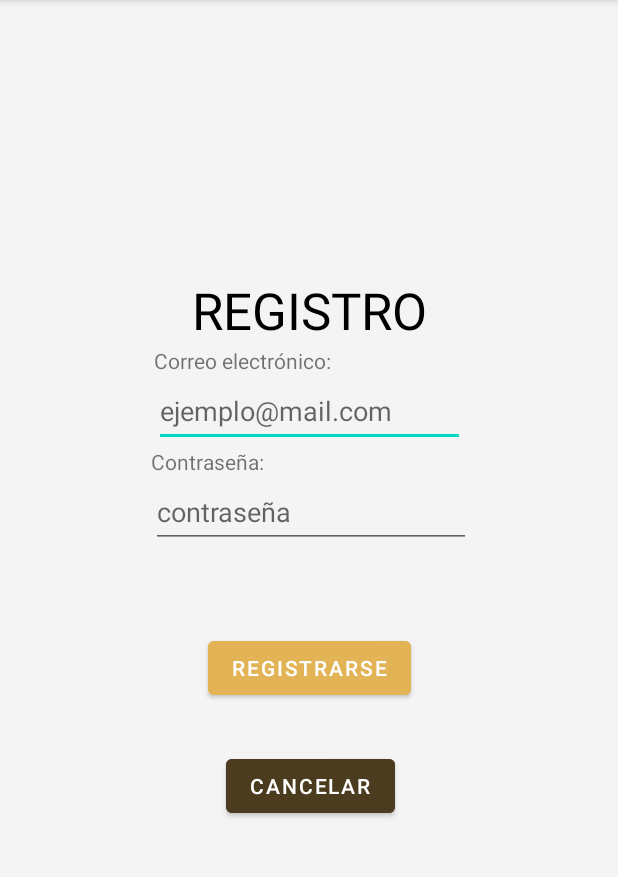
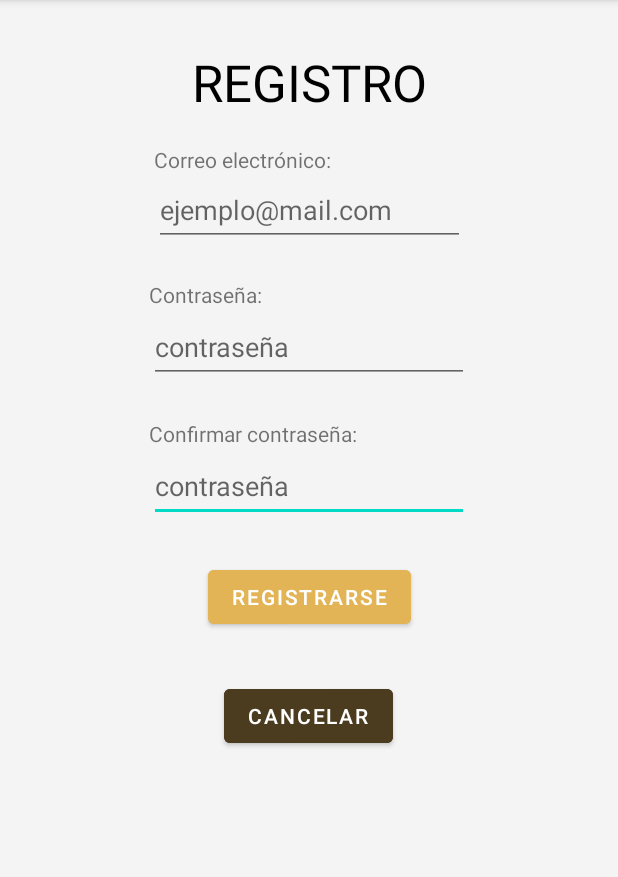
Before and after one commit to DarkPathUnderTheSun/My-Application, an Android app: the Registro screen opened directly, with no data from a screen before it, on a phone screen of 412 x 824 dp, the part 84-961 px from its top. Run offline under Robolectric (Android 15) with nearby library versions, the phone set to English and light mode, and no system bars; our stand-ins replace Volley.

```diff
--- a/app/src/main/AndroidManifest.xml
+++ b/app/src/main/AndroidManifest.xml
@@ -14,6 +14,12 @@
         android:supportsRtl="true"
         android:theme="@style/Theme.MyApplication"
         tools:targetApi="31">
+        <activity
+            android:name=".MenuAdmin"
+            android:exported="false" />
+        <activity
+            android:name=".MenuMostrador"
+            android:exported="false" />
         <activity
             android:name=".MenuPrincipal"
             android:exported="false" />
--- a/app/src/main/res/drawable/baseline_history.xml
+++ /dev/null
@@ -1,5 +0,0 @@
-<vector android:height="24dp" android:tint="#02F7FF"
-    android:viewportHeight="24" android:viewportWidth="24"
-    android:width="24dp" xmlns:android="http://schemas.android.com/apk/res/android">
-    <path android:fillColor="@android:color/white" android:pathData="M15.1,19.37l1,1.74c-0.96,0.44 -2.01,0.73 -3.1,0.84v-2.02C13.74,19.84 14.44,19.65 15.1,19.37zM4.07,13H2.05c0.11,1.1 0.4,2.14 0.84,3.1l1.74,-1C4.35,14.44 4.16,13.74 4.07,13zM15.1,4.63l1,-1.74C15.14,2.45 14.1,2.16 13,2.05v2.02C13.74,4.16 14.44,4.35 15.1,4.63zM19.93,11h2.02c-0.11,-1.1 -0.4,-2.14 -0.84,-3.1l-1.74,1C19.65,9.56 19.84,10.26 19.93,11zM8.9,19.37l-1,1.74c0.96,0.44 2.01,0.73 3.1,0.84v-2.02C10.26,19.84 9.56,19.65 8.9,19.37zM11,4.07V2.05c-1.1,0.11 -2.14,0.4 -3.1,0.84l1,1.74C9.56,4.35 10.26,4.16 11,4.07zM18.36,7.17l1.74,-1.01c-0.63,-0.87 -1.4,-1.64 -2.27,-2.27l-1.01,1.74C17.41,6.08 17.92,6.59 18.36,7.17zM4.63,8.9l-1.74,-1C2.45,8.86 2.16,9.9 2.05,11h2.02C4.16,10.26 4.35,9.56 4.63,8.9zM19.93,13c-0.09,0.74 -0.28,1.44 -0.56,2.1l1.74,1c0.44,-0.96 0.73,-2.01 0.84,-3.1H19.93zM16.83,18.36l1.01,1.74c0.87,-0.63 1.64,-1.4 2.27,-2.27l-1.74,-1.01C17.92,17.41 17.41,17.92 16.83,18.36zM7.17,5.64L6.17,3.89C5.29,4.53 4.53,5.29 3.9,6.17l1.74,1.01C6.08,6.59 6.59,6.08 7.17,5.64zM5.64,16.83L3.9,17.83c0.63,0.87 1.4,1.64 2.27,2.27l1.01,-1.74C6.59,17.92 6.08,17.41 5.64,16.83zM13,7h-2v5.41l4.29,4.29l1.41,-1.41L13,11.59V7z"/>
-</vector>
--- a/app/src/main/res/drawable/baseline_history_24.xml
+++ /dev/null
@@ -1,5 +0,0 @@
-<vector android:height="24dp" android:tint="#02C4FF"
-    android:viewportHeight="24" android:viewportWidth="24"
-    android:width="24dp" xmlns:android="http://schemas.android.com/apk/res/android">
-    <path android:fillColor="@android:color/white" android:pathData="M13,3c-4.97,0 -9,4.03 -9,9L1,12l3.89,3.89 0.07,0.14L9,12L6,12c0,-3.87 3.13,-7 7,-7s7,3.13 7,7 -3.13,7 -7,7c-1.93,0 -3.68,-0.79 -4.94,-2.06l-1.42,1.42C8.27,19.99 10.51,21 13,21c4.97,0 9,-4.03 9,-9s-4.03,-9 -9,-9zM12,8v5l4.28,2.54 0.72,-1.21 -3.5,-2.08L13.5,8L12,8z"/>
-</vector>
--- a/app/src/main/res/drawable/baseline_history_toggle_off_24.xml
+++ /dev/null
@@ -1,5 +0,0 @@
-<vector android:height="24dp" android:tint="#000000"
-    android:viewportHeight="24" android:viewportWidth="24"
-    android:width="24dp" xmlns:android="http://schemas.android.com/apk/res/android">
-    <path android:fillColor="@android:color/white" android:pathData="M15.1,19.37l1,1.74c-0.96,0.44 -2.01,0.73 -3.1,0.84v-2.02C13.74,19.84 14.44,19.65 15.1,19.37zM4.07,13H2.05c0.11,1.1 0.4,2.14 0.84,3.1l1.74,-1C4.35,14.44 4.16,13.74 4.07,13zM15.1,4.63l1,-1.74C15.14,2.45 14.1,2.16 13,2.05v2.02C13.74,4.16 14.44,4.35 15.1,4.63zM19.93,11h2.02c-0.11,-1.1 -0.4,-2.14 -0.84,-3.1l-1.74,1C19.65,9.56 19.84,10.26 19.93,11zM8.9,19.37l-1,1.74c0.96,0.44 2.01,0.73 3.1,0.84v-2.02C10.26,19.84 9.56,19.65 8.9,19.37zM11,4.07V2.05c-1.1,0.11 -2.14,0.4 -3.1,0.84l1,1.74C9.56,4.35 10.26,4.16 11,4.07zM18.36,7.17l1.74,-1.01c-0.63,-0.87 -1.4,-1.64 -2.27,-2.27l-1.01,1.74C17.41,6.08 17.92,6.59 18.36,7.17zM4.63,8.9l-1.74,-1C2.45,8.86 2.16,9.9 2.05,11h2.02C4.16,10.26 4.35,9.56 4.63,8.9zM19.93,13c-0.09,0.74 -0.28,1.44 -0.56,2.1l1.74,1c0.44,-0.96 0.73,-2.01 0.84,-3.1H19.93zM16.83,18.36l1.01,1.74c0.87,-0.63 1.64,-1.4 2.27,-2.27l-1.74,-1.01C17.92,17.41 17.41,17.92 16.83,18.36zM7.17,5.64L6.17,3.89C5.29,4.53 4.53,5.29 3.9,6.17l1.74,1.01C6.08,6.59 6.59,6.08 7.17,5.64zM5.64,16.83L3.9,17.83c0.63,0.87 1.4,1.64 2.27,2.27l1.01,-1.74C6.59,17.92 6.08,17.41 5.64,16.83zM13,7h-2v5.41l4.29,4.29l1.41,-1.41L13,11.59V7z"/>
-</vector>
--- a/app/src/main/res/layout/activity_registro.xml
+++ b/app/src/main/res/layout/activity_registro.xml
@@ -9,32 +9,28 @@
     android:backgroundTint="@color/fondo2_light"
     tools:context=".Registro">
 
-    <Button
-        android:id="@+id/register3"
+    <EditText
+        android:id="@+id/editTextTextPassword2"
         android:layout_width="wrap_content"
         android:layout_height="wrap_content"
-        android:layout_marginTop="500dp"
-        android:backgroundTint="@color/Color_atras"
-        android:text="cancelar"
+        android:layout_marginTop="300dp"
+        android:ems="10"
+        android:hint="contraseña"
+        android:inputType="textPassword"
+        android:minHeight="48dp"
         app:layout_constraintEnd_toEndOf="parent"
-        app:layout_constraintHorizontal_bias="0.503"
+        app:layout_constraintHorizontal_bias="0.5"
         app:layout_constraintStart_toStartOf="parent"
         app:layout_constraintTop_toTopOf="parent" />
 
     <TextView
-        android:id="@+id/textView4"
-        android:layout_width="179dp"
-        android:layout_height="47dp"
-        android:layout_marginTop="184dp"
-        android:layout_marginBottom="19dp"
-        android:text="REGISTRO"
-        android:textAlignment="center"
-        android:textColor="#000000"
-        android:textSize="34sp"
-        app:layout_constraintBottom_toTopOf="@+id/editTextTextEmailAddress"
-        app:layout_constraintEnd_toEndOf="parent"
-        app:layout_constraintStart_toStartOf="parent"
-        app:layout_constraintTop_toTopOf="parent" />
+        android:id="@+id/textView3"
+        android:layout_width="wrap_content"
+        android:layout_height="wrap_content"
+        android:layout_marginBottom="1dp"
+        android:text="Confirmar contraseña:"
+        app:layout_constraintBottom_toTopOf="@+id/editTextTextPassword2"
+        app:layout_constraintStart_toStartOf="@+id/editTextTextPassword2" />
 
     <androidx.constraintlayout.widget.Guideline
         android:id="@+id/guideline2"
@@ -47,40 +43,24 @@
         android:id="@+id/editTextTextEmailAddress"
         android:layout_width="207dp"
         android:layout_height="48dp"
-        android:layout_marginTop="250dp"
+        android:layout_marginTop="116dp"
         android:ems="10"
         android:hint="ejemplo@mail.com"
         android:inputType="textEmailAddress"
-        app:layout_constraintBottom_toTopOf="@+id/editTextTextPassword"
         app:layout_constraintEnd_toEndOf="parent"
+        app:layout_constraintHorizontal_bias="0.5"
         app:layout_constraintStart_toStartOf="parent"
-        app:layout_constraintTop_toTopOf="parent"
-        app:layout_constraintVertical_bias="0.0" />
+        app:layout_constraintTop_toTopOf="parent" />
 
     <EditText
         android:id="@+id/editTextTextPassword"
         android:layout_width="wrap_content"
         android:layout_height="wrap_content"
-        android:layout_marginTop="317dp"
-        android:layout_marginBottom="56dp"
+        android:layout_marginTop="207dp"
         android:ems="10"
         android:hint="contraseña"
         android:inputType="textPassword"
         android:minHeight="48dp"
-        app:layout_constraintBottom_toTopOf="@+id/register"
-        app:layout_constraintEnd_toEndOf="parent"
-        app:layout_constraintHorizontal_bias="0.507"
-        app:layout_constraintStart_toStartOf="parent"
-        app:layout_constraintTop_toTopOf="parent"
-        app:layout_constraintVertical_bias="1.0" />
-
-    <Button
-        android:id="@+id/register"
-        android:layout_width="wrap_content"
-        android:layout_height="wrap_content"
-        android:layout_marginTop="421dp"
-        android:backgroundTint="@color/Color_acepto"
-        android:text="REGISTRARSE"
         app:layout_constraintEnd_toEndOf="parent"
         app:layout_constraintHorizontal_bias="0.5"
         app:layout_constraintStart_toStartOf="parent"
@@ -98,8 +78,46 @@
         android:id="@+id/textView2"
         android:layout_width="wrap_content"
         android:layout_height="wrap_content"
+        android:layout_marginBottom="1dp"
         android:text="Contraseña:"
         app:layout_constraintBottom_toTopOf="@+id/editTextTextPassword"
         app:layout_constraintStart_toStartOf="@+id/editTextTextPassword" />
 
+    <TextView
+        android:id="@+id/textView4"
+        android:layout_width="179dp"
+        android:layout_height="47dp"
+        android:layout_marginTop="32dp"
+        android:text="REGISTRO"
+        android:textAlignment="center"
+        android:textColor="#000000"
+        android:textSize="34sp"
+        app:layout_constraintEnd_toEndOf="parent"
+        app:layout_constraintHorizontal_bias="0.5"
+        app:layout_constraintStart_toStartOf="parent"
+        app:layout_constraintTop_toTopOf="parent" />
+
+    <Button
+        android:id="@+id/register"
+        android:layout_width="wrap_content"
+        android:layout_height="wrap_content"
+        android:layout_marginTop="374dp"
+        android:backgroundTint="@color/Color_acepto"
+        android:text="REGISTRARSE"
+        app:layout_constraintEnd_toEndOf="parent"
+        app:layout_constraintStart_toStartOf="parent"
+        app:layout_constraintTop_toTopOf="parent" />
+
+    <Button
+        android:id="@+id/register3"
+        android:layout_width="wrap_content"
+        android:layout_height="wrap_content"
+        android:layout_marginTop="453dp"
+        android:backgroundTint="@color/Color_atras"
+        android:text="cancelar"
+        app:layout_constraintEnd_toEndOf="parent"
+        app:layout_constraintHorizontal_bias="0.498"
+        app:layout_constraintStart_toStartOf="parent"
+        app:layout_constraintTop_toTopOf="parent" />
+
 </androidx.constraintlayout.widget.ConstraintLayout>
--- /dev/null
+++ b/app/src/main/res/values-w820dp/dimens.xml
@@ -0,0 +1,6 @@
+<resources>
+    <!-- Example customization of dimensions originally defined in res/values/dimens.xml
+         (such as screen margins) for screens with more than 820dp of available width. This
+         would include 7" and 10" devices in landscape (~960dp and ~1280dp respectively). -->
+    <dimen name="activity_horizontal_margin">64dp</dimen>
+</resources>
--- a/app/src/main/res/values/colors.xml
+++ b/app/src/main/res/values/colors.xml
@@ -7,12 +7,6 @@
     <color name="teal_700">#FF018786</color>
     <color name="black">#FF000000</color>
     <color name="white">#FFFFFFFF</color>
-    <color name="boton_atras">#EE4336</color>
-    <color name="Naranja">#ED8A0A</color>
-    <color name="Siguiente">#008000</color>
-    <color name="fondo1_dark" > #4B556B </color>
-    <color name="fondo2_dark" > #252525 </color>
-    <color name="fondo1_light" > #F6F3EE </color>
     <color name="fondo2_light" > #F4F4F4 </color>
     <color name="Color_acepto">#E2B456</color>
     <color name="Color_atras">#4C3C1F</color>
--- a/app/src/main/res/values/themes.xml
+++ b/app/src/main/res/values/themes.xml
@@ -13,4 +13,8 @@
         <item name="android:statusBarColor" tools:targetApi="l">?attr/colorPrimaryVariant</item>
         <!-- Customize your theme here. -->
     </style>
+    <style name="Theme.MyApplication.NoActionBar">
+        <item name="windowActionBar">false</item>
+        <item name="windowNoTitle">true</item>
+    </style>
 </resources>
```
Also changed, not shown: app/src/main/java/com/example/myapplication/MenuAdmin.kt (added, +11 -0 lines), app/src/main/java/com/example/myapplication/MenuMostrador.kt (added, +11 -0 lines), app/src/main/java/com/example/myapplication/Registro.kt (+11 -0 lines), app/src/main/java/com/example/myapplication/inicioSesion.kt (+8 -0 lines), app/src/main/res/layout/activity_menu_admin.xml (added, +20 -0 lines), app/src/main/res/layout/activity_menu_mostrador.xml (added, +20 -0 lines), app/src/main/res/values/strings.xml (+3 -9 lines).
